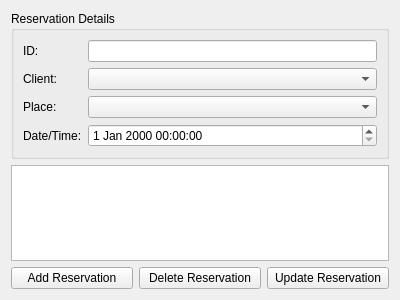
Qt form app/ui/reservationsui.ui (bilalobe/AceMatch) before a commit.
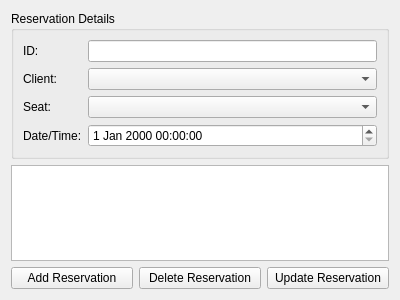
The same form after that commit.

The edit to the form file:
```diff
--- a/app/ui/reservationsui.ui
+++ b/app/ui/reservationsui.ui
@@ -43,7 +43,7 @@
       <item row="2" column="0">
        <widget class="QLabel" name="placeLabel">
         <property name="text">
-         <string>Place:</string>
+         <string>Seat:</string>
         </property>
        </widget>
       </item>
```
Left out of the diff: 4 changed lines with no effect on the pictures.
